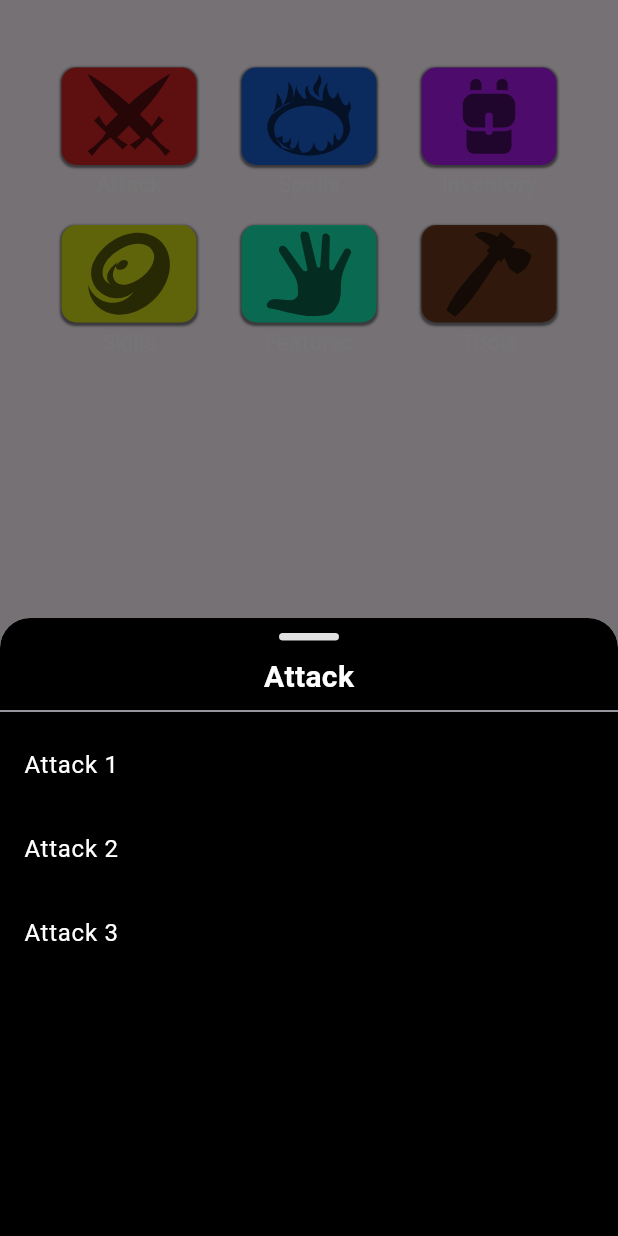
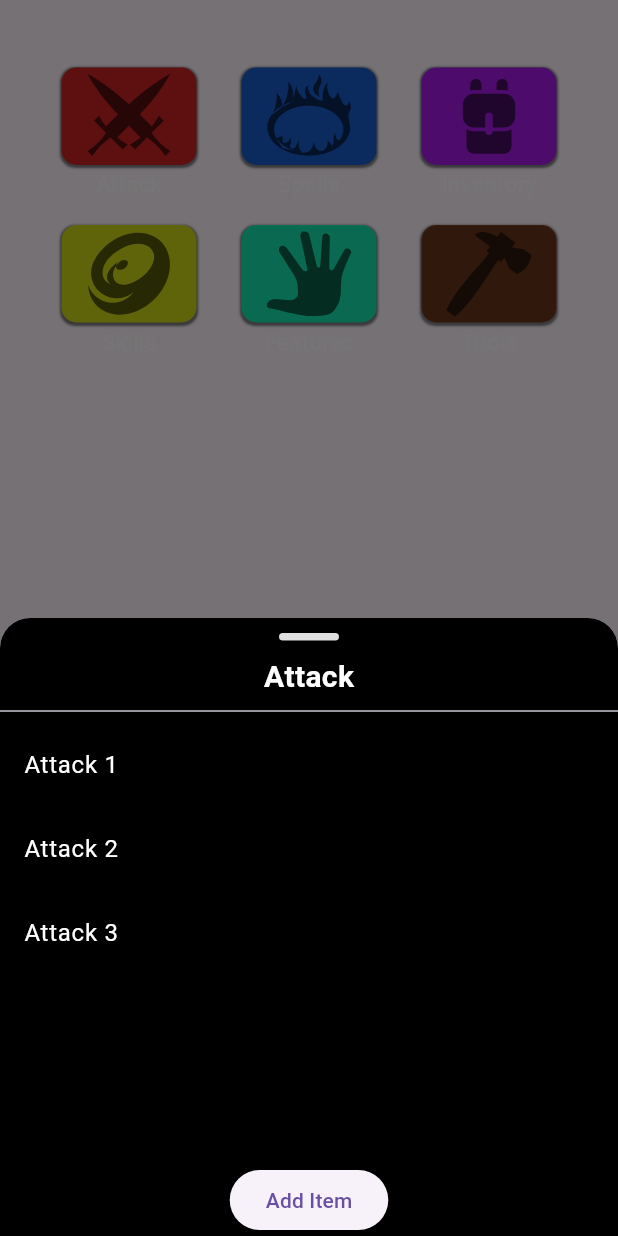
Before and after one commit to vinitava07/RPG-GO, a Flutter app: the SheetOptions widget shown alone on an empty page, opened directly, after a tap on an icon or button, on a phone screen of 412 x 824 dp. Run offline on Flutter 3.47's test engine with Material 3 defaults, Android fonts, the phone set to English and light mode, and no system bars; our stand-ins replace flutter_dotenv, flutter_spinkit, flutter_svg, google_fonts, popover and 2 more; missing offline and left inert: dart:ffi, qr_code_scanner; accounts and stored records are empty; network calls fail; Roboto replaces fonts that are missing (Almendra).

Commit message:
Add Item Sheet

```diff
--- a/rpg_go/lib/components/sheet_options.dart
+++ b/rpg_go/lib/components/sheet_options.dart
@@ -2,10 +2,26 @@ import 'package:flutter/material.dart';
 import 'package:google_fonts/google_fonts.dart';
 import 'package:flutter_svg/flutter_svg.dart';
 
-class SheetOptions extends StatelessWidget {
+class SheetOptions extends StatefulWidget {
   const SheetOptions({super.key});
 
-  void _showModalBottomSheet(BuildContext context, String title, List<String> items) {
+  @override
+  _SheetOptionsState createState() => _SheetOptionsState();
+}
+
+class _SheetOptionsState extends State<SheetOptions> {
+  final Map<String, List<String>> _items = {
+    'Attack': ['Attack 1', 'Attack 2', 'Attack 3'],
+    'Skills': ['Skill 1', 'Skill 2', 'Skill 3'],
+    'Spells': ['Spell 1', 'Spell 2', 'Spell 3'],
+    'Features': ['Feature 1', 'Feature 2', 'Feature 3'],
+    'Inventory': ['Item 1', 'Item 2', 'Item 3'],
+    'Tools': ['Tool 1', 'Tool 2', 'Tool 3'],
+  };
+
+  void _showModalBottomSheet(BuildContext context, String title) {
+    TextEditingController textController = TextEditingController();
+
     showModalBottomSheet(
       context: context,
       isScrollControlled: true,
@@ -44,11 +60,11 @@ class SheetOptions extends StatelessWidget {
                   Expanded(
                     child: ListView.builder(
                       controller: scrollController,
-                      itemCount: items.length,
+                      itemCount: _items[title]!.length,
                       itemBuilder: (context, index) {
                         return ListTile(
                           title: Text(
-                            items[index],
+                            _items[title]![index],
                             style: GoogleFonts.almendra(
                               textStyle: const TextStyle(fontSize: 16),
                               color: Colors.white,
@@ -57,6 +73,40 @@ class SheetOptions extends StatelessWidget {
                         );
                       },
                     ),
+                  ),
+                  ElevatedButton(
+                    onPressed: () {
+                      showDialog(
+                        context: context,
+                        builder: (BuildContext context) {
+                          return AlertDialog(
+                            title: Text('Add new $title'),
+                            content: TextField(
+                              controller: textController,
+                              decoration:  InputDecoration(hintText: title),
+                            ),
+                            actions: [
+                              TextButton(
+                                onPressed: () {
+                                  Navigator.of(context).pop();
+                                },
+                                child: const Text('Cancel'),
+                              ),
+                              TextButton(
+                                onPressed: () {
+                                  setState(() {
+                                    _items[title]!.add(textController.text);
+                                  });
+                                  Navigator.of(context).pop();
+                                },
+                                child: const Text('Add'),
+                              ),
+                            ],
+                          );
+                        },
+                      );
+                    },
+                    child: const Text('Add Item'),
                   ),
                 ],
               ),
@@ -78,7 +128,7 @@ class SheetOptions extends StatelessWidget {
             const SizedBox(height: 45),
             GestureDetector(
               onTap: () {
-                _showModalBottomSheet(context, 'Attack', ['Attack 1', 'Attack 2', 'Attack 3']);
+                _showModalBottomSheet(context, 'Attack');
               },
               child: Container(
                 width: 90,
@@ -119,7 +169,7 @@ class SheetOptions extends StatelessWidget {
             const SizedBox(height: 20),
             GestureDetector(
               onTap: () {
-                _showModalBottomSheet(context, 'Skills', ['Skill 1', 'Skill 2', 'Skill 3']);
+                _showModalBottomSheet(context, 'Skills');
               },
               child: Container(
                 width: 90,
@@ -166,7 +216,7 @@ class SheetOptions extends StatelessWidget {
             const SizedBox(height: 45),
             GestureDetector(
               onTap: () {
-                _showModalBottomSheet(context, 'Spells', ['Spell 1', 'Spell 2', 'Spell 3']);
+                _showModalBottomSheet(context, 'Spells');
               },
               child: Container(
                 width: 90,
@@ -207,7 +257,7 @@ class SheetOptions extends StatelessWidget {
             const SizedBox(height: 20),
             GestureDetector(
               onTap: () {
-                _showModalBottomSheet(context, 'Features', ['Feature 1', 'Feature 2', 'Feature 3']);
+                _showModalBottomSheet(context, 'Features');
               },
               child: Container(
                 width: 90,
@@ -254,7 +304,7 @@ class SheetOptions extends StatelessWidget {
             const SizedBox(height: 45),
             GestureDetector(
               onTap: () {
-                _showModalBottomSheet(context, 'Inventory', ['Item 1', 'Item 2', 'Item 3']);
+                _showModalBottomSheet(context, 'Inventory');
               },
               child: Container(
                 width: 90,
@@ -294,7 +344,7 @@ class SheetOptions extends StatelessWidget {
             const SizedBox(height: 20),
             GestureDetector(
               onTap: () {
-                _showModalBottomSheet(context, 'Tools', ['Tool 1', 'Tool 2', 'Tool 3']);
+                _showModalBottomSheet(context, 'Tools');
               },
               child: Container(
                 width: 90,
```
